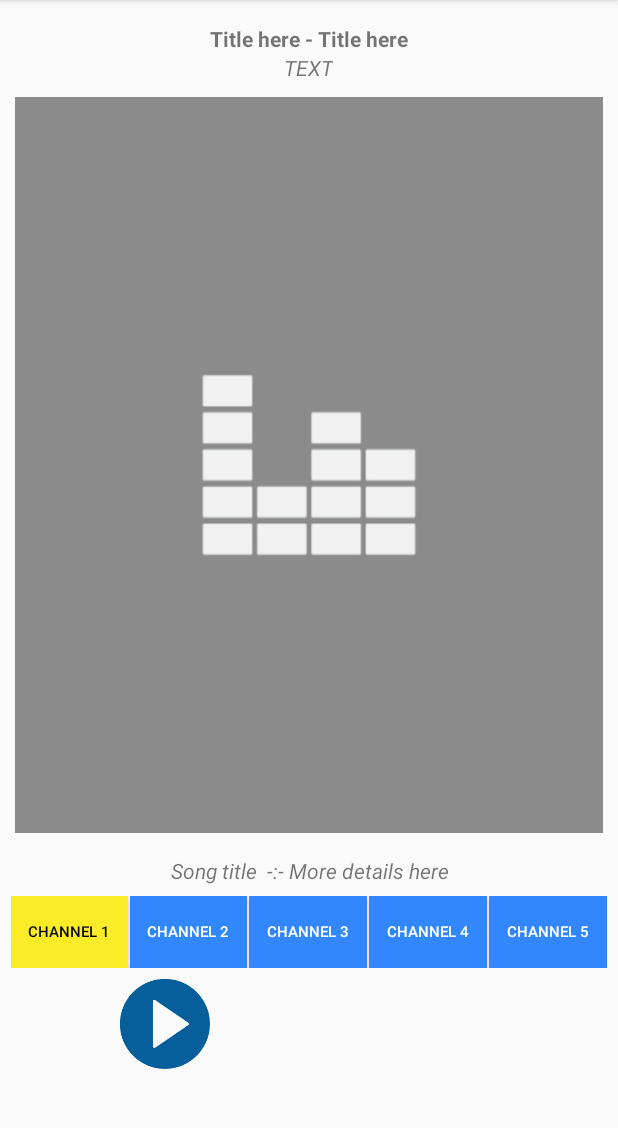
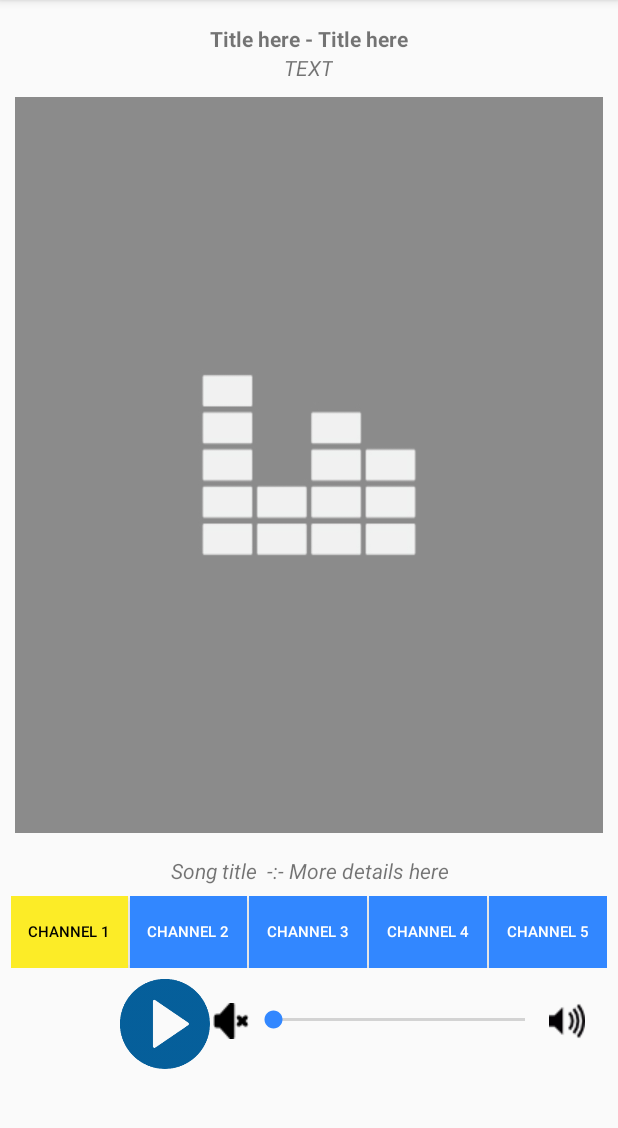
Before and after one commit to AfonsoCardozo/shoutcast, an Android app: the screen it shows after launch (MainActivity), on a phone screen of 412 x 824 dp, the part 84-1212 px from its top. Run offline under Robolectric (Android 15) with nearby library versions, the phone set to English and light mode, and no system bars; our stand-ins replace AdMob; libraries missing offline, so code that uses them is left out: com.byteshaft.requests; 5 statements that could not run were skipped.

Commit message:
blur functional & sound controller in place

```diff
--- a/app/src/main/AndroidManifest.xml
+++ b/app/src/main/AndroidManifest.xml
@@ -12,7 +12,8 @@
         android:icon="@mipmap/ic_launcher"
         android:label="@string/app_name"
         android:supportsRtl="true"
-        android:theme="@style/AppTheme.NoActionBar">
+        android:theme="@style/AppTheme.NoActionBar"
+        android:largeHeap="true">
         <activity
             android:name=".MainActivity"
             android:label="@string/app_name"
--- a/app/src/main/java/com/byteshaft/shoutcast/BlurBuilder.java
+++ b/app/src/main/java/com/byteshaft/shoutcast/BlurBuilder.java
@@ -12,7 +12,7 @@ import android.renderscript.ScriptIntrinsicBlur;
  */
 public class BlurBuilder {
 
-    private static final float BITMAP_SCALE = 5.0f;
+    private static final float BITMAP_SCALE = 8.0f;
     private static final float BLUR_RADIUS = 25.0f;
 
     public static Bitmap blur(Context context, Bitmap image) {
--- a/app/src/main/java/com/byteshaft/shoutcast/MainActivity.java
+++ b/app/src/main/java/com/byteshaft/shoutcast/MainActivity.java
@@ -6,6 +6,7 @@ import android.content.Intent;
 import android.content.IntentFilter;
 import android.graphics.Bitmap;
 import android.graphics.drawable.BitmapDrawable;
+import android.media.AudioManager;
 import android.os.AsyncTask;
 import android.os.Bundle;
 import android.support.v7.app.AppCompatActivity;
@@ -18,6 +19,7 @@ import android.view.View;
 import android.widget.Button;
 import android.widget.ImageButton;
 import android.widget.ImageView;
+import android.widget.SeekBar;
 import android.widget.TextView;
 
 import com.byteshaft.requests.HttpRequest;
@@ -49,6 +51,8 @@ public class MainActivity extends AppCompatActivity implements RadioListener, Vi
     private Button[] channelsButton;
     private ImageView imageArt;
     private TextView songTitle;
+    private SeekBar mSeekBarVolume;
+    private AudioManager audioManager;
 
     @Override
     protected void onCreate(Bundle savedInstanceState) {
@@ -65,6 +69,7 @@ public class MainActivity extends AppCompatActivity implements RadioListener, Vi
         channelFive = (Button) findViewById(R.id.channel_five);
         imageArt = (ImageView) findViewById(R.id.art_image);
         songTitle = (TextView) findViewById(R.id.song_name);
+        mSeekBarVolume = (SeekBar) findViewById(R.id.sound_seek_bar);
         channelOne.setOnClickListener(this);
         channelTwo.setOnClickListener(this);
         channelThree.setOnClickListener(this);
@@ -97,6 +102,7 @@ public class MainActivity extends AppCompatActivity implements RadioListener, Vi
         telephonyManager.listen(mCallStateListener, PhoneStateListener.LISTEN_CALL_STATE);
         IntentFilter intentFilter = new IntentFilter(Intent.ACTION_NEW_OUTGOING_CALL);
         registerReceiver(mOutGoingCallListener, intentFilter);
+        initControls();
     }
 
     @Override
@@ -320,9 +326,9 @@ public class MainActivity extends AppCompatActivity implements RadioListener, Vi
             Bitmap bitmap = Helpers.downloadImage(strings[0]);
             Bitmap blurredBitmap = null;
             if (bitmap != null) {
-                blurredBitmap = BlurBuilder.blur(getApplicationContext(), bitmap);
+                    blurredBitmap = BlurBuilder.blur(getApplicationContext(), bitmap);
             }
-            return new BitmapDrawable(bitmap);
+            return new BitmapDrawable(blurredBitmap);
         }
 
         @Override
@@ -368,4 +374,40 @@ public class MainActivity extends AppCompatActivity implements RadioListener, Vi
             }
         }
     };
+
+    private void initControls() {
+        try
+        {
+            audioManager = (AudioManager) getSystemService(Context.AUDIO_SERVICE);
+            mSeekBarVolume.setMax(audioManager
+                    .getStreamMaxVolume(AudioManager.STREAM_MUSIC));
+            mSeekBarVolume.setProgress(audioManager
+                    .getStreamVolume(AudioManager.STREAM_MUSIC));
+
+
+            mSeekBarVolume.setOnSeekBarChangeListener(new SeekBar.OnSeekBarChangeListener()
+            {
+                @Override
+                public void onStopTrackingTouch(SeekBar arg0)
+                {
+                }
+
+                @Override
+                public void onStartTrackingTouch(SeekBar arg0)
+                {
+                }
+
+                @Override
+                public void onProgressChanged(SeekBar arg0, int progress, boolean arg2)
+                {
+                    audioManager.setStreamVolume(AudioManager.STREAM_MUSIC,
+                            progress, 0);
+                }
+            });
+        }
+        catch (Exception e)
+        {
+            e.printStackTrace();
+        }
+    }
 }
--- a/app/src/main/res/layout/content_main.xml
+++ b/app/src/main/res/layout/content_main.xml
@@ -158,6 +158,30 @@
         android:layout_toLeftOf="@+id/top_title"
         android:layout_toStartOf="@+id/top_title"/>
 
+    <LinearLayout
+        android:id="@+id/sound"
+        android:orientation="horizontal"
+        android:layout_toRightOf="@+id/button"
+        android:layout_alignBottom="@+id/button"
+        android:layout_marginBottom="20dp"
+        android:layout_marginLeft="2dp"
+        android:layout_width="wrap_content"
+        android:layout_height="wrap_content">
+        <ImageView
+            android:src="@drawable/sound_off"
+            android:layout_width="wrap_content"
+            android:layout_height="wrap_content" />
+        <SeekBar
+            android:id="@+id/sound_seek_bar"
+            android:layout_width="200dp"
+            android:padding="2dp"
+            android:layout_height="wrap_content" />
+        <ImageView
+            android:src="@drawable/sound_on"
+            android:layout_width="wrap_content"
+            android:layout_height="wrap_content" />
+        </LinearLayout>
+
     <com.google.android.gms.ads.AdView
         android:id="@+id/adView"
         android:layout_width="wrap_content"
```
Also changed, not shown: app/src/main/res/drawable/sound_off.png (added), app/src/main/res/drawable/sound_on.png (added).
